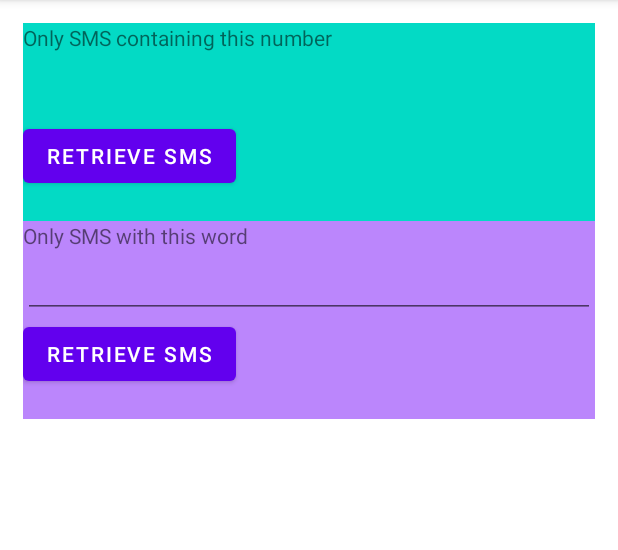
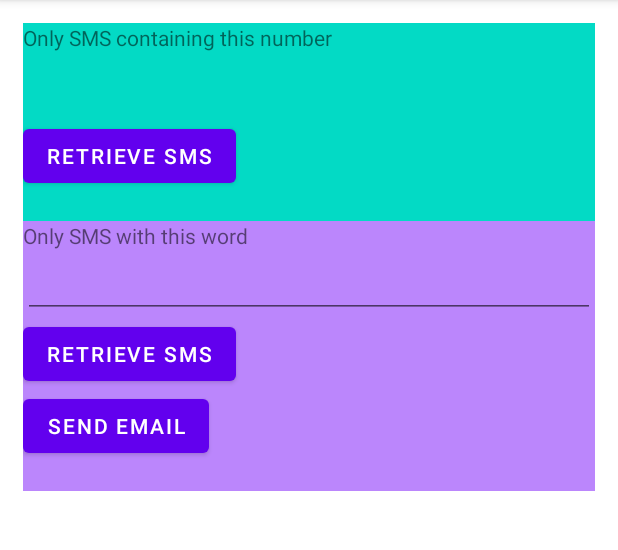
Before and after one commit to anisaaffendi/P05_PS, an Android app: the screen it shows after launch (MainActivity), on a phone screen of 412 x 824 dp, the part 84-634 px from its top. Run offline under Robolectric (Android 15) with nearby library versions, the phone set to English and light mode, and no system bars.

```diff
--- a/app/src/main/res/layout/fragment_second.xml
+++ b/app/src/main/res/layout/fragment_second.xml
@@ -23,6 +23,11 @@ android:background="@color/purple_200"
         android:layout_height="wrap_content"
         android:text="retrieve sms"/>
 
+    <Button
+        android:id="@+id/btnSendEmail"
+        android:layout_width="wrap_content"
+        android:layout_height="wrap_content"
+        android:text="Send Email"/>
     <TextView
         android:id="@+id/tvFrag2"
         android:layout_width="match_parent"
```
Also changed, not shown: app/src/main/java/sg/edu/rp/c347/id19030019/smsretriever/FragmentSecond.java (+43 -1 lines).
